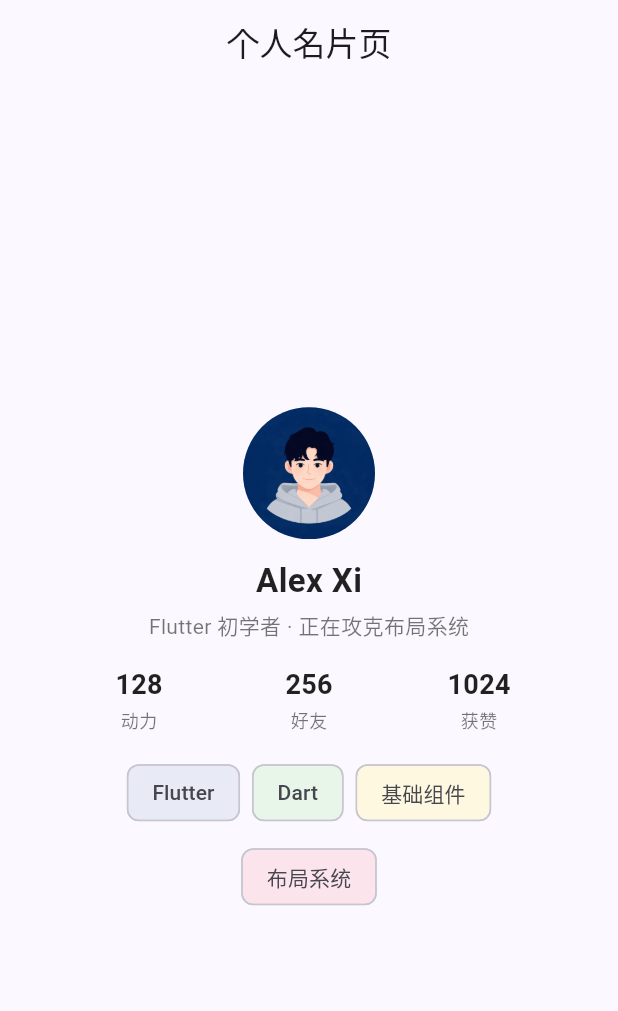
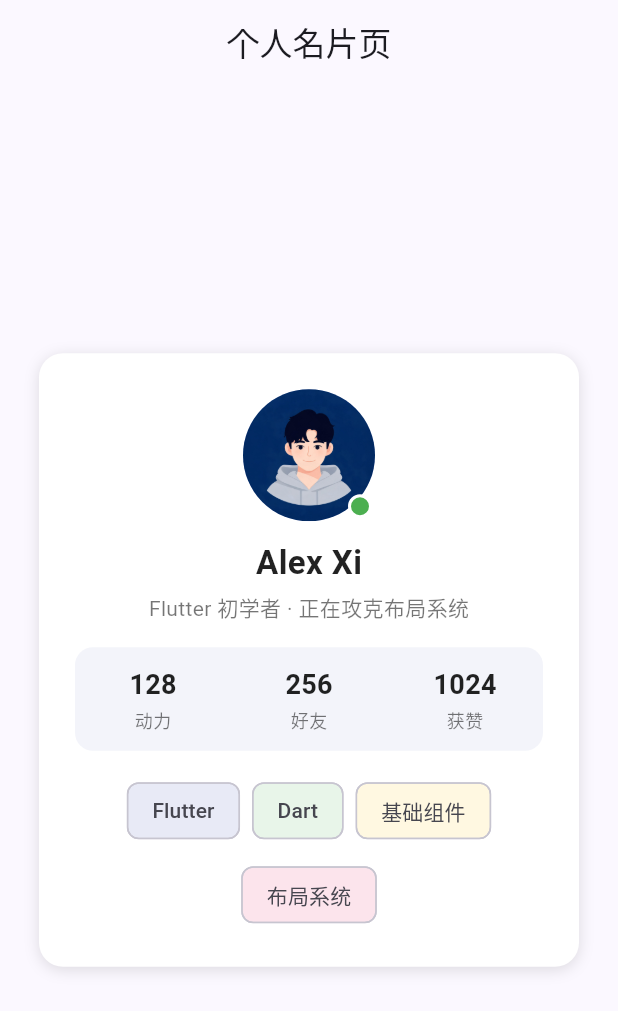
Before and after one commit to XiYuhang-alex/lecture6, a Flutter app: the screen it shows after launch, on a phone screen of 412 x 824 dp. Shown: the top 1011 px of the screen. Run offline on Flutter 3.47's test engine with Material 3 defaults, Android fonts, the phone set to English and light mode, and no system bars.

Commit message:
feat: card decoration & status badge

```diff
--- a/profile_card/lib/main.dart
+++ b/profile_card/lib/main.dart
@@ -17,7 +17,7 @@ class ProfileCardApp extends StatelessWidget {
 }
 
 /// 个人名片页：Scaffold + Column 骨架。
-/// 步骤一：只管结构与对齐，不做装饰。
+/// 步骤二：容器美化（圆角、阴影、留白）+ 头像在线徽标（Stack + Positioned）。
 class ProfileCardPage extends StatelessWidget {
   const ProfileCardPage({super.key});
 
@@ -26,17 +26,48 @@ class ProfileCardPage extends StatelessWidget {
     return Scaffold(
       appBar: AppBar(title: const Text('个人名片页'), centerTitle: true),
       body: Center(
-        // 卡片固定宽度，居中显示
         child: SizedBox(
-          width: 340,
+          width: 360,
+          // 整体卡片容器：圆角 + 阴影 + 留白
+          child: Container(
+            padding: const EdgeInsets.all(24),
+            decoration: BoxDecoration(
+              color: Colors.white,
+              borderRadius: BorderRadius.circular(16),
+              boxShadow: const [
+                BoxShadow(
+                  color: Colors.black12,
+                  blurRadius: 8,
+                  offset: Offset(0, 2),
+                ),
+              ],
+            ),
             child: Column(
               mainAxisSize: MainAxisSize.min,
               crossAxisAlignment: CrossAxisAlignment.center,
               children: [
-              // 1. 头像区
+                // 1. 头像区：Stack 层叠出右下角在线徽标
+                Stack(
+                  children: [
                     const CircleAvatar(
                       radius: 44,
                       backgroundImage: AssetImage('assets/images/avatar.jpg'),
+                    ),
+                    // 非定位子组件决定 Stack 尺寸，Positioned 徽标覆盖在右下角
+                    Positioned(
+                      right: 2,
+                      bottom: 2,
+                      child: Container(
+                        width: 16,
+                        height: 16,
+                        decoration: BoxDecoration(
+                          color: Colors.green,
+                          shape: BoxShape.circle,
+                          border: Border.all(color: Colors.white, width: 2),
+                        ),
+                      ),
+                    ),
+                  ],
                 ),
                 const SizedBox(height: 12),
                 // 2. 姓名与签名（两行 Text）
@@ -54,13 +85,20 @@ class ProfileCardPage extends StatelessWidget {
                   style: TextStyle(fontSize: 14, color: Colors.black54),
                 ),
                 const SizedBox(height: 16),
-              // 3. 统计条：三个 Expanded 数字块，按比例平分宽度
-              Row(
+                // 3. 统计条：Container 装饰 + 三个 Expanded 数字块
+                Container(
+                  padding: const EdgeInsets.symmetric(vertical: 12),
+                  decoration: BoxDecoration(
+                    color: const Color(0xFFF3F4FA),
+                    borderRadius: BorderRadius.circular(12),
+                  ),
+                  child: Row(
                     children: [
                       _statBlock('128', '动力'),
                       _statBlock('256', '好友'),
                       _statBlock('1024', '获赞'),
                     ],
+                  ),
                 ),
                 const SizedBox(height: 16),
                 // 4. 标签云：Wrap 按行流动排列
@@ -88,6 +126,7 @@ class ProfileCardPage extends StatelessWidget {
             ),
           ),
         ),
+      ),
     );
   }
 
```
Lines whose indentation alone changed are shown as unchanged.
